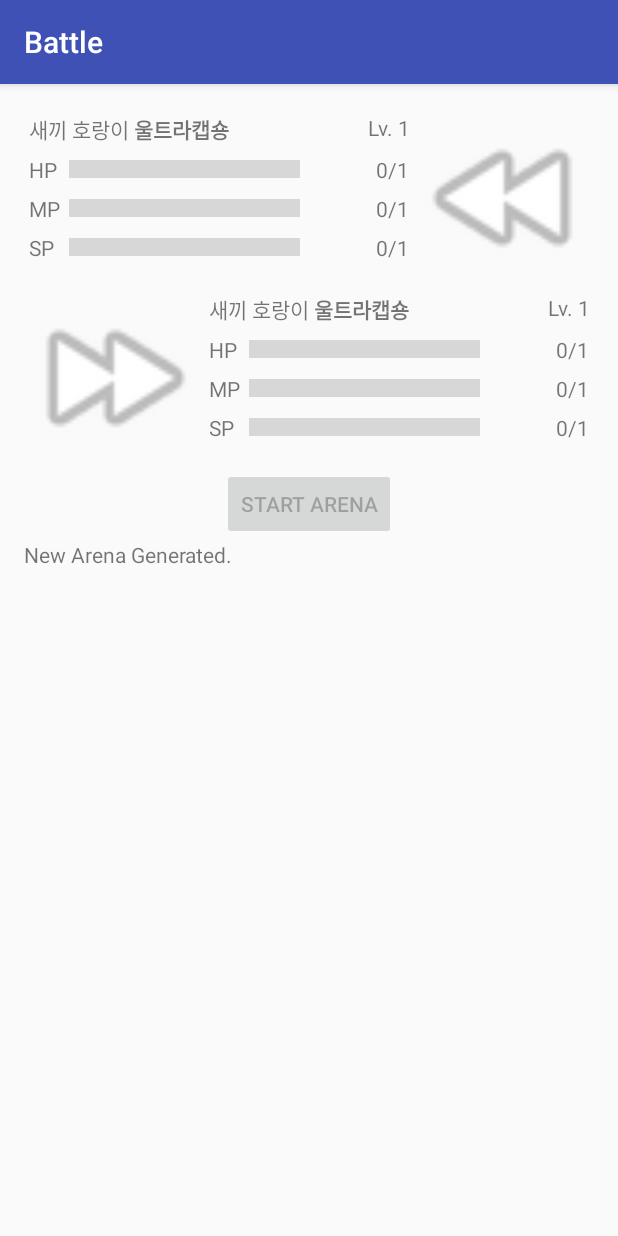
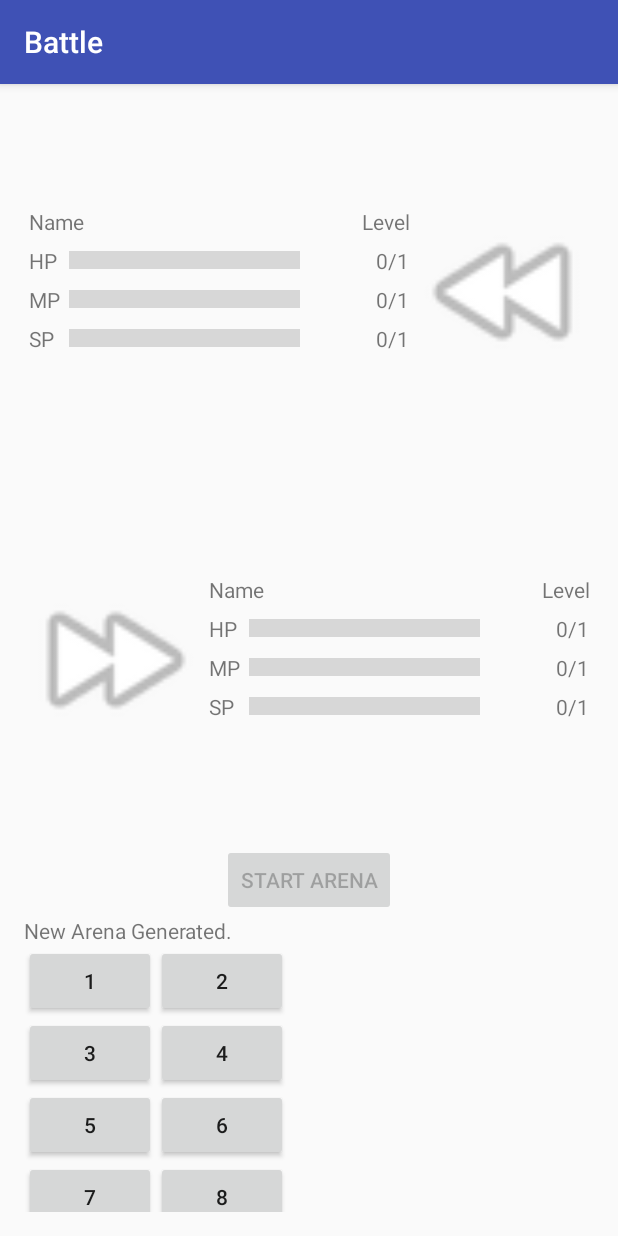
Before and after one commit to Uni-/LocatMonster, an Android app: the BattleControlActivity screen opened directly, with no data from a screen before it, on a phone screen of 412 x 824 dp. Run offline under Robolectric (Android 15) with nearby library versions, the phone set to English and light mode, and no system bars.

Commit message:
More work on battle control scene

```diff
--- a/app/src/main/java/net/aurynj/rne/locatmonster/app/BattleControlActivity.java
+++ b/app/src/main/java/net/aurynj/rne/locatmonster/app/BattleControlActivity.java
@@ -3,18 +3,20 @@ package net.aurynj.rne.locatmonster.app;
 import android.os.Bundle;
 import android.view.View;
 import android.widget.Button;
+import android.widget.ImageView;
 import android.widget.TextView;
 
 import net.aurynj.rne.locatmonster.*;
 import net.aurynj.rne.locatmonster.appframework.*;
+import net.aurynj.rne.locatmonster.model.CharacterStatus;
 import net.aurynj.rne.locatmonster.widget.*;
 
-import java.util.Currency;
 import java.util.List;
 
 public class BattleControlActivity extends BaseActivity {
 
-    CharacterBriefStatusView mFarView, mNearView;
+    ImageView mFarImageView, mNearImageView;
+    CharacterBriefStatusView mFarStatusView, mNearStatusView;
     Button mStartArenaButton;
     TextView mArenaLogTextView;
     Arena mCurrentArena;
@@ -24,8 +26,11 @@ public class BattleControlActivity extends BaseActivity {
         super.onCreate(savedInstanceState);
         setContentView(R.layout.activity_battle_control);
 
-        mFarView = (CharacterBriefStatusView) findViewById(R.id.activity_battle_control_brief_status_far);
-        mNearView = (CharacterBriefStatusView) findViewById(R.id.activity_battle_control_brief_status_near);
+        mFarImageView = (ImageView) findViewById(R.id.activity_battle_control_image_far);
+        mNearImageView = (ImageView) findViewById(R.id.activity_battle_control_image_near);
+
+        mFarStatusView = (CharacterBriefStatusView) findViewById(R.id.activity_battle_control_brief_status_far);
+        mNearStatusView = (CharacterBriefStatusView) findViewById(R.id.activity_battle_control_brief_status_near);
 
         mStartArenaButton = (Button) findViewById(R.id.activity_battle_control_start_arena);
         mArenaLogTextView = (TextView) findViewById(R.id.activity_battle_control_arena_log);
@@ -52,7 +57,36 @@ public class BattleControlActivity extends BaseActivity {
 
             if (mCurrentArena != null) {
                 mStartArenaButton.setEnabled(true);
+
                 mArenaLogTextView.setText("New Arena Generated.\n" + mCurrentArena.printStatus());
+
+                CharacterStatus farAtFront = mCurrentArena.far.get(0), nearAtFront = mCurrentArena.near.get(0);
+
+                mFarImageView.setImageResource(farAtFront.DrawableRes);
+                if (farAtFront.Name != null)
+                    mFarStatusView.setName(farAtFront.Name);
+                if (farAtFront.Alias != null)
+                    mFarStatusView.setAlias(farAtFront.Alias);
+                mFarStatusView.setLevel(farAtFront.Level);
+                mFarStatusView.setMaxHP(farAtFront.HP);
+                mFarStatusView.setHP(farAtFront.HP);
+                mFarStatusView.setMaxMP(farAtFront.MP);
+                mFarStatusView.setMP(farAtFront.MP);
+                mFarStatusView.setMaxSP(farAtFront.SP);
+                mFarStatusView.setSP(farAtFront.SP);
+
+                mNearImageView.setImageResource(nearAtFront.DrawableRes);
+                if (nearAtFront.Name != null)
+                    mNearStatusView.setName(nearAtFront.Name);
+                if (nearAtFront.Alias != null)
+                    mNearStatusView.setAlias(nearAtFront.Alias);
+                mNearStatusView.setLevel(nearAtFront.Level);
+                mNearStatusView.setMaxHP(nearAtFront.HP);
+                mNearStatusView.setHP(nearAtFront.HP);
+                mNearStatusView.setMaxMP(nearAtFront.MP);
+                mNearStatusView.setMP(nearAtFront.MP);
+                mNearStatusView.setMaxSP(nearAtFront.SP);
+                mNearStatusView.setSP(nearAtFront.SP);
             } else {
                 mArenaLogTextView.setText("No Arena Now.");
             }
--- a/app/src/main/java/net/aurynj/rne/locatmonster/data/Character_ID_1.java
+++ b/app/src/main/java/net/aurynj/rne/locatmonster/data/Character_ID_1.java
@@ -1,5 +1,6 @@
 package net.aurynj.rne.locatmonster.data;
 
+import net.aurynj.rne.locatmonster.R;
 import net.aurynj.rne.locatmonster.model.*;
 
 public class Character_ID_1 extends CharacterClass {
@@ -38,4 +39,9 @@ public class Character_ID_1 extends CharacterClass {
         final SkillClass skills[] = { new Skill_ID_1_1(), new Skill_ID_1_2() };
         return skills;
     }
+
+    @Override
+    public int drawableRes() {
+        return R.drawable.babytiger;
+    }
 }
--- a/app/src/main/java/net/aurynj/rne/locatmonster/data/Character_ID_2.java
+++ b/app/src/main/java/net/aurynj/rne/locatmonster/data/Character_ID_2.java
@@ -1,5 +1,6 @@
 package net.aurynj.rne.locatmonster.data;
 
+import net.aurynj.rne.locatmonster.R;
 import net.aurynj.rne.locatmonster.model.*;
 
 public class Character_ID_2 extends CharacterClass {
@@ -38,4 +39,9 @@ public class Character_ID_2 extends CharacterClass {
         final SkillClass skills[] = { new Skill_ID_2_1(), new Skill_ID_2_2() };
         return skills;
     }
+
+    @Override
+    public int drawableRes() {
+        return R.drawable.cat;
+    }
 }
--- a/app/src/main/java/net/aurynj/rne/locatmonster/model/CharacterClass.java
+++ b/app/src/main/java/net/aurynj/rne/locatmonster/model/CharacterClass.java
@@ -8,4 +8,5 @@ public abstract class CharacterClass {
     public abstract int getBaseMaxMP();
     public abstract int getBaseMaxSP();
     public abstract SkillClass[] getSkills();
+    public abstract int drawableRes();
 }
--- a/app/src/main/java/net/aurynj/rne/locatmonster/model/CharacterStatus.java
+++ b/app/src/main/java/net/aurynj/rne/locatmonster/model/CharacterStatus.java
@@ -8,6 +8,8 @@ public class CharacterStatus {
     public int Level;
     public int HP, MP, SP;
     public SkillClass[] Skills;
+    public int DrawableRes;
+    public Class<? extends CharacterClass> Class;
     public static CharacterStatus fromClass(CharacterClass characterClass) {
         CharacterStatus characterStatus = new CharacterStatus();
         characterStatus.Name = characterClass.getName();
@@ -16,6 +18,8 @@ public class CharacterStatus {
         characterStatus.MP = characterClass.getBaseMaxMP() * characterStatus.Level;
         characterStatus.SP = characterClass.getBaseMaxSP() * characterStatus.Level;
         characterStatus.Skills = characterClass.getSkills();
+        characterStatus.DrawableRes = characterClass.drawableRes();
+        characterStatus.Class = characterClass.getClass();
         return characterStatus;
     }
 
--- a/app/src/main/java/net/aurynj/rne/locatmonster/widget/CharacterBriefStatusView.java
+++ b/app/src/main/java/net/aurynj/rne/locatmonster/widget/CharacterBriefStatusView.java
@@ -23,6 +23,7 @@ public class CharacterBriefStatusView extends LinearLayout implements View.OnCli
 
     private static final int SUBSTEPS_MULTIPLIER = 100;
 
+    private TextView mTextViewName, mTextViewAlias, mTextViewLevel;
     private ProgressBar mProgressBarHP, mProgressBarMP, mProgressBarSP;
     private TextView mTextViewHP, mTextViewMP, mTextViewSP;
     private int mMaxHP, mMaxMP, mMaxSP;
@@ -53,6 +54,10 @@ public class CharacterBriefStatusView extends LinearLayout implements View.OnCli
 
         this.setOnClickListener(this);
 
+        mTextViewName = (TextView) findViewById(R.id.view_character_brief_status_text_name);
+        mTextViewAlias = (TextView) findViewById(R.id.view_character_brief_status_text_alias);
+        mTextViewLevel = (TextView) findViewById(R.id.view_character_brief_status_text_level);
+
         mProgressBarHP = (ProgressBar) findViewById(R.id.view_character_brief_status_progress_hp);
         mProgressBarMP = (ProgressBar) findViewById(R.id.view_character_brief_status_progress_mp);
         mProgressBarSP = (ProgressBar) findViewById(R.id.view_character_brief_status_progress_sp);
@@ -64,6 +69,18 @@ public class CharacterBriefStatusView extends LinearLayout implements View.OnCli
         refreshHPValues();
         refreshMPValues();
         refreshSPValues();
+    }
+
+    public void setName(String name) {
+        mTextViewName.setText(name);
+    }
+
+    public void setAlias(String alias) {
+        mTextViewAlias.setText(alias);
+    }
+
+    public void setLevel(int level) {
+        mTextViewLevel.setText("Lv. " + String.valueOf(level));
     }
 
     public int getMaxHP() {
--- a/app/src/main/res/layout/activity_battle_control.xml
+++ b/app/src/main/res/layout/activity_battle_control.xml
@@ -1,19 +1,26 @@
 <?xml version="1.0" encoding="utf-8"?>
-<RelativeLayout xmlns:android="http://schemas.android.com/apk/res/android"
+<LinearLayout xmlns:android="http://schemas.android.com/apk/res/android"
     xmlns:tools="http://schemas.android.com/tools"
     android:layout_width="match_parent"
     android:layout_height="match_parent"
+    android:orientation="vertical"
     android:paddingBottom="@dimen/activity_vertical_margin"
     android:paddingLeft="@dimen/activity_horizontal_margin"
     android:paddingRight="@dimen/activity_horizontal_margin"
     android:paddingTop="@dimen/activity_vertical_margin"
     tools:context=".app.BattleControlActivity">
 
-    <LinearLayout
+    <RelativeLayout
         android:id="@+id/activity_battle_control_layout_far"
         android:layout_width="match_parent"
+        android:layout_height="120dp"
+        android:layout_weight="1"
+        android:orientation="horizontal">
+
+        <LinearLayout
+            android:layout_width="match_parent"
             android:layout_height="wrap_content"
-        android:orientation="horizontal">
+            android:layout_centerVertical="true">
 
             <net.aurynj.rne.locatmonster.widget.CharacterBriefStatusView
                 android:id="@+id/activity_battle_control_brief_status_far"
@@ -22,21 +29,28 @@
                 android:layout_weight="1" />
 
             <ImageView
+                android:id="@+id/activity_battle_control_image_far"
                 android:layout_width="120dp"
                 android:layout_height="120dp"
                 android:src="@android:drawable/ic_media_rew" />
 
         </LinearLayout>
+    </RelativeLayout>
+
+    <RelativeLayout
+        android:id="@+id/activity_battle_control_layout_near"
+        android:layout_width="match_parent"
+        android:layout_height="120dp"
+        android:layout_weight="1"
+        android:orientation="horizontal">
 
         <LinearLayout
-        android:id="@+id/activity_battle_control_layout_near"
             android:layout_width="match_parent"
             android:layout_height="wrap_content"
-        android:layout_alignParentStart="true"
-        android:layout_below="@+id/activity_battle_control_layout_far"
-        android:orientation="horizontal">
+            android:layout_centerVertical="true">
 
             <ImageView
+                android:id="@+id/activity_battle_control_image_near"
                 android:layout_width="120dp"
                 android:layout_height="120dp"
                 android:src="@android:drawable/ic_media_ff" />
@@ -47,19 +61,44 @@
                 android:layout_height="wrap_content"
                 android:layout_weight="1" />
         </LinearLayout>
+    </RelativeLayout>
+
+    <RelativeLayout
+        android:layout_width="match_parent"
+        android:layout_height="120dp"
+        android:layout_weight="1"
+        android:orientation="vertical">
 
         <Button
+            android:id="@+id/activity_battle_control_start_arena"
             android:layout_width="wrap_content"
             android:layout_height="wrap_content"
-        android:text="Start arena"
-        android:id="@+id/activity_battle_control_start_arena"
-        android:layout_below="@+id/activity_battle_control_layout_near"
-        android:layout_centerHorizontal="true" />
+            android:layout_centerHorizontal="true"
+            android:text="Start arena" />
 
         <TextView
+            android:id="@+id/activity_battle_control_arena_log"
             android:layout_width="match_parent"
             android:layout_height="wrap_content"
-        android:text="New Arena Generated."
-        android:id="@+id/activity_battle_control_arena_log"
-        android:layout_below="@+id/activity_battle_control_start_arena" />
+            android:layout_below="@id/activity_battle_control_start_arena"
+            android:text="New Arena Generated." />
+
+        <GridLayout
+            android:layout_width="match_parent"
+            android:layout_height="match_parent"
+            android:layout_below="@id/activity_battle_control_arena_log"
+            android:columnCount="2"
+            android:useDefaultMargins="false"
+            android:rowCount="2">
+
+            <Button android:text="1" />
+            <Button android:text="2" />
+            <Button android:text="3" />
+            <Button android:text="4" />
+            <Button android:text="5" />
+            <Button android:text="6" />
+            <Button android:text="7" />
+            <Button android:text="8" />
+        </GridLayout>
     </RelativeLayout>
+</LinearLayout>
--- a/app/src/main/res/layout/view_character_brief_status.xml
+++ b/app/src/main/res/layout/view_character_brief_status.xml
@@ -15,24 +15,26 @@
             android:orientation="horizontal">
 
             <TextView
+                android:id="@+id/view_character_brief_status_text_name"
                 android:layout_width="wrap_content"
                 android:layout_height="wrap_content"
-                android:text="새끼 호랑이"
+                android:text="Name"
                 android:textAlignment="textStart" />
 
             <TextView
+                android:id="@+id/view_character_brief_status_text_alias"
                 android:layout_width="wrap_content"
                 android:layout_height="wrap_content"
                 android:layout_marginLeft="3dp"
-                android:text="울트라캡숑"
                 android:textAlignment="textStart"
                 android:textStyle="bold" />
         </LinearLayout>
 
         <TextView
+            android:id="@+id/view_character_brief_status_text_level"
             android:layout_width="match_parent"
             android:layout_height="wrap_content"
-            android:text="Lv. 1"
+            android:text="Level"
             android:textAlignment="textEnd" />
     </RelativeLayout>
 
```
Also changed, not shown: app/src/main/res/drawable-hdpi/babytiger.png (added), app/src/main/res/drawable-hdpi/cat.png (added), app/src/main/res/drawable-hdpi/monk.png (added), app/src/main/res/drawable-hdpi/silentnurse.png (added), app/src/main/res/drawable-hdpi/squirrel.png (added), app/src/main/res/drawable-hdpi/tiger.png (added), app/src/main/res/drawable-hdpi/yellowmouse.png (added). Lines whose indentation alone changed are shown as unchanged.
